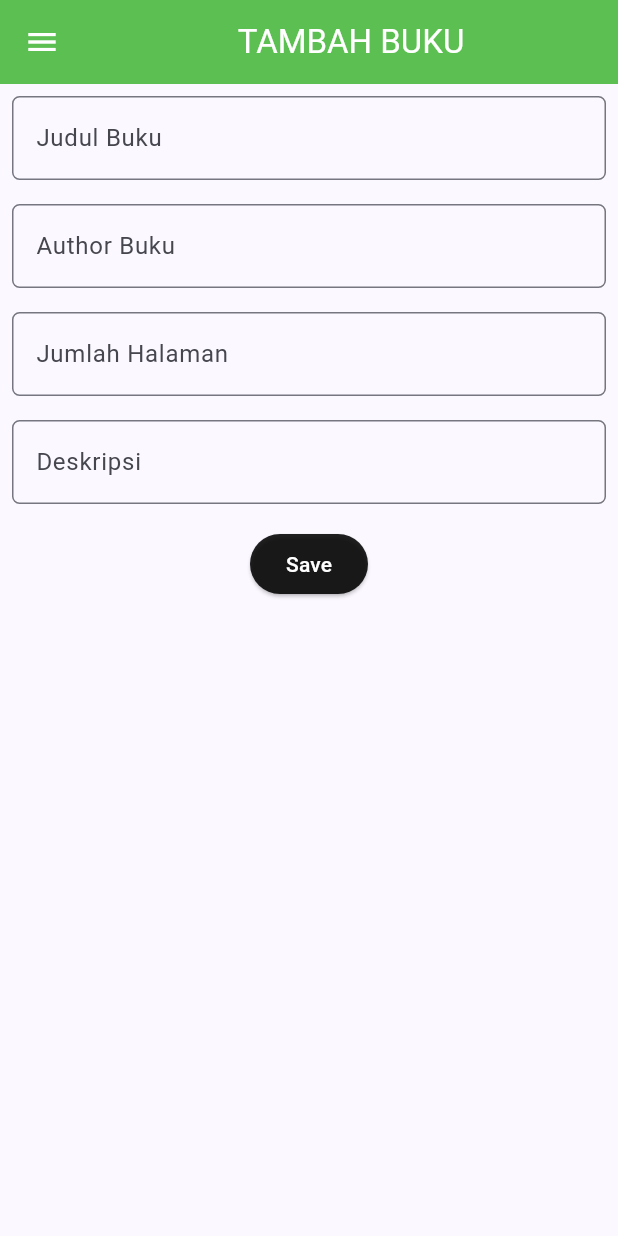
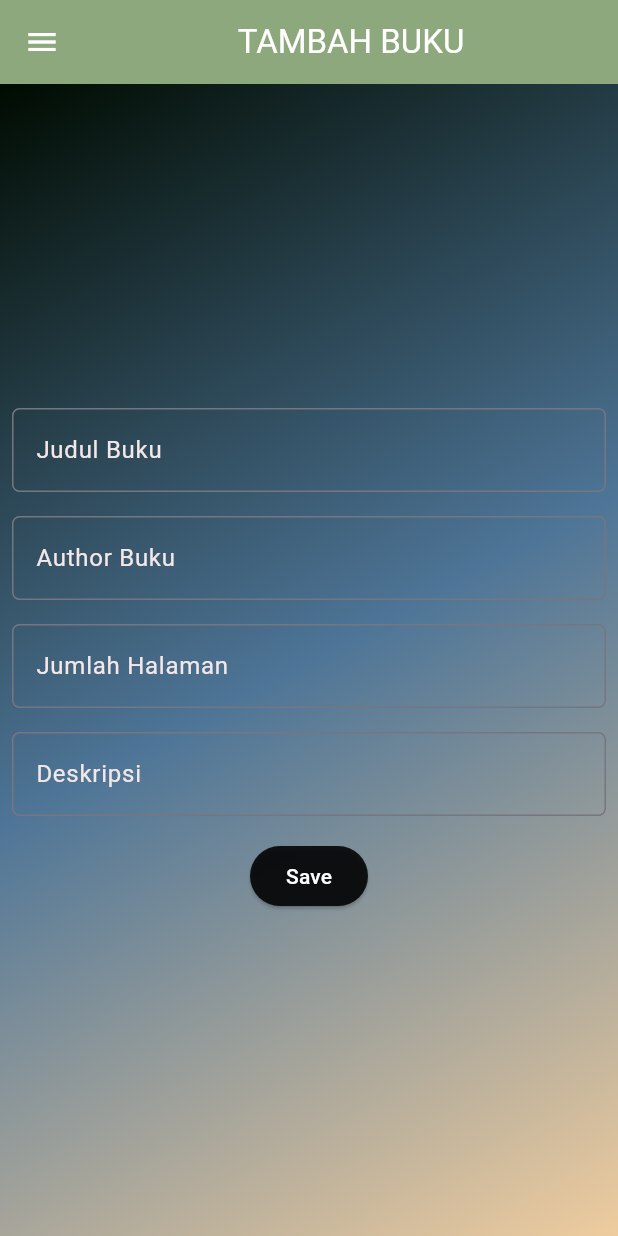
Before and after one commit to SiBook-D08/SiBook-mobile, a Flutter app: the AddItemForm screen opened directly, on a phone screen of 412 x 824 dp. Run offline on Flutter 3.47's test engine with Material 3 defaults, Android fonts, the phone set to English and light mode, and no system bars; missing offline and left inert: pbp_django_auth.

Commit message:
did some styling to book donation page

```diff
--- a/lib/screens/add_item_form.dart
+++ b/lib/screens/add_item_form.dart
@@ -10,10 +10,10 @@ class AddItemForm extends StatefulWidget {
   const AddItemForm({super.key});
 
   @override
-  State<AddItemForm> createState() => _AddItemState();
+  State<AddItemForm> createState() => _AddItemFormState();
 }
 
-class _AddItemState extends State<AddItemForm> {
+class _AddItemFormState extends State<AddItemForm> {
   final _formKey = GlobalKey<FormState>();
   final TextEditingController _titleCtrl = TextEditingController();
   final TextEditingController _authorCtrl = TextEditingController();
@@ -39,7 +39,7 @@ class _AddItemState extends State<AddItemForm> {
             "TAMBAH BUKU",
           ),
         ),
-        backgroundColor: const Color.fromARGB(221, 67, 182, 54),
+        backgroundColor: const Color.fromARGB(255, 142, 168, 125),
         foregroundColor: Colors.white,
       ),
 
@@ -47,18 +47,35 @@ class _AddItemState extends State<AddItemForm> {
       drawer: const LeftDrawer(title: 'donate'),
 
       //nampilin body page
-      body: Form(
+      body: Container(
+        alignment: Alignment.center,
+        decoration: const BoxDecoration(
+          gradient: LinearGradient(
+            begin: Alignment.topLeft,
+            end: Alignment.bottomRight,
+            colors: [
+              Color.fromARGB(255, 0, 11, 0),
+            Color.fromARGB(255, 78, 117, 151),
+            Color.fromARGB(249, 238, 203, 156),
+            ],
+          ),
+        ),
+        child: Center(
+          child: Form(
             key: _formKey,
             child: SingleChildScrollView(
               child: Column(
                 crossAxisAlignment: CrossAxisAlignment.start,
                 children: [
                   Padding(
-                padding: const EdgeInsets.all(8),
+                    padding: const EdgeInsets.all(8.0),
                     child: TextFormField(
                       controller: _titleCtrl,
+                      style: const TextStyle(color: Color.fromARGB(255, 243, 231, 231)),
                       decoration: InputDecoration(
-                      hintText: "Judul Buku",
+                          // hintStyle: const TextStyle(color: Color.fromARGB(255, 243, 231, 231)),
+                          labelStyle: const TextStyle(color: Color.fromARGB(255, 243, 231, 231)),
+                          // hintText: "Judul Buku",
                           labelText: "Judul Buku",
                           border: OutlineInputBorder(
                               borderRadius: BorderRadius.circular(5))),
@@ -74,8 +91,11 @@ class _AddItemState extends State<AddItemForm> {
                     padding: const EdgeInsets.all(8.0),
                     child: TextFormField(
                       controller: _authorCtrl,
+                      style: const TextStyle(color: Color.fromARGB(255, 243, 231, 231)),
                       decoration: InputDecoration(
-                    hintText: "Author Buku",
+                        // hintStyle: const TextStyle(color: Color.fromARGB(255, 243, 231, 231)),
+                        labelStyle: const TextStyle(color: Color.fromARGB(255, 243, 231, 231)),
+                        // hintText: "Author Buku",
                         labelText: "Author Buku",
                         border: OutlineInputBorder(
                           borderRadius: BorderRadius.circular(5.0),
@@ -93,8 +113,11 @@ class _AddItemState extends State<AddItemForm> {
                     padding: const EdgeInsets.all(8.0),
                     child: TextFormField(
                       controller: _pageCountCtrl,
+                      style: const TextStyle(color: Color.fromARGB(255, 243, 231, 231)),
                       decoration: InputDecoration(
-                    hintText: "Jumlah Halaman",
+                        // hintStyle: const TextStyle(color: Color.fromARGB(255, 243, 231, 231)),
+                        labelStyle: const TextStyle(color: Color.fromARGB(255, 243, 231, 231)),
+                        // hintText: "Jumlah Halaman",
                         labelText: "Jumlah Halaman",
                         border: OutlineInputBorder(
                           borderRadius: BorderRadius.circular(5.0),
@@ -115,8 +138,11 @@ class _AddItemState extends State<AddItemForm> {
                     padding: const EdgeInsets.all(8.0),
                     child: TextFormField(
                       controller: _descCtrl,
+                      style: const TextStyle(color: Color.fromARGB(255, 243, 231, 231)),
                       decoration: InputDecoration(
-                    hintText: "Deskripsi",
+                        // hintStyle: const TextStyle(color: Color.fromARGB(255, 243, 231, 231)),
+                        labelStyle: const TextStyle(color: Color.fromARGB(255, 243, 231, 231)),
+                        // hintText: "Deskripsi",
                         labelText: "Deskripsi",
                         border: OutlineInputBorder(
                           borderRadius: BorderRadius.circular(5.0),
@@ -133,7 +159,7 @@ class _AddItemState extends State<AddItemForm> {
                   Align(
                     alignment: Alignment.bottomCenter,
                     child: Padding(
-                  padding: const EdgeInsets.all(8),
+                      padding: const EdgeInsets.all(8.0),
                       child: ElevatedButton(
                         style: ButtonStyle(
                           backgroundColor:
@@ -153,7 +179,6 @@ class _AddItemState extends State<AddItemForm> {
                                   'author': _authorCtrl.text,
                                   'description': _descCtrl.text,
                                   'num_pages': _pageCountCtrl.text,
-                              'avaliable': 'true',
                                 }));
 
                             if (!context.mounted) {
@@ -191,6 +216,8 @@ class _AddItemState extends State<AddItemForm> {
               ),
             ),
           ),
+        ),
+      ),
     );
   }
 }
```
Lines whose indentation alone changed are shown as unchanged.
